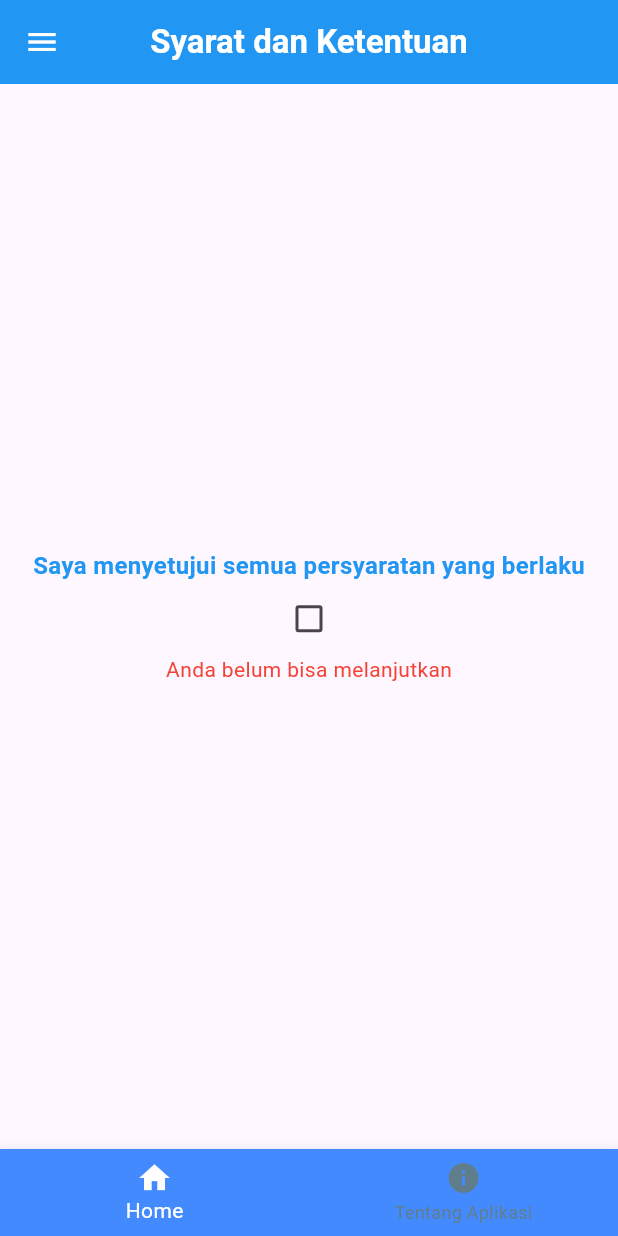
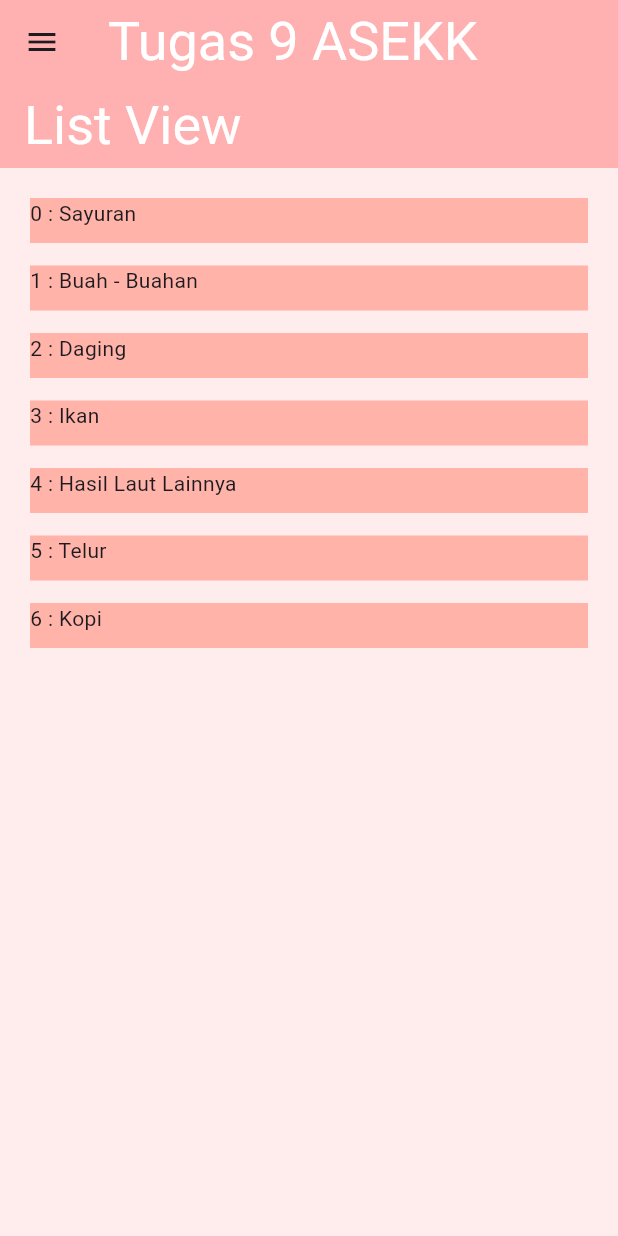
Before and after one commit to yauwwork/wahyu_belajar_flutter, a Flutter app: the screen it shows after launch, on a phone screen of 412 x 824 dp. Run offline on Flutter 3.47's test engine with Material 3 defaults, Android fonts, the phone set to English and light mode, and no system bars.

Commit message:
tugas9flutter

```diff
--- a/lib/main.dart
+++ b/lib/main.dart
@@ -6,6 +6,7 @@ import 'package:wahyu_belajar_flutter/tugas7dan8flutter/datepicker.dart';
 import 'package:wahyu_belajar_flutter/tugas7dan8flutter/timepicker.dart';
 import 'package:wahyu_belajar_flutter/tugas7dan8flutter/tugas7flutter.dart';
 import 'package:wahyu_belajar_flutter/tugas8flutter/home.dart';
+import 'package:wahyu_belajar_flutter/tugas9flutter/tugas9screen.dart';
 
 
 void main() {
@@ -38,7 +39,7 @@ class MyApp extends StatelessWidget {
         // tested with just a hot reload.
         colorScheme: .fromSeed(seedColor: Colors.deepPurple),
       ),
-      home: Home8(),
+      home: Tugas9Screen(),
     );
   }
 }
--- /dev/null
+++ b/lib/tugas9flutter/list9.dart
@@ -0,0 +1,44 @@
+import 'package:flutter/material.dart';
+
+class ListT9 extends StatelessWidget {
+  ListT9({super.key});
+
+  final List<String> kategoriProduk = [
+    "Sayuran",
+    "Buah - Buahan",
+    "Daging",
+    "Ikan",
+    "Hasil Laut Lainnya",
+    "Telur",
+    "Kopi",
+  ];
+
+  @override
+  Widget build(BuildContext context) {
+    return Scaffold(
+     backgroundColor: Color.fromARGB(255, 255, 237, 237),
+      appBar: AppBar(
+        backgroundColor: Color.fromARGB(255, 255, 176, 176),
+        title: Text("List View",
+        style: TextStyle(
+          fontSize: 36,
+          color: Colors.white
+        ),
+        ),
+      ),
+
+      body:ListView.builder(
+        padding: EdgeInsets.all(20),
+        itemCount: kategoriProduk.length,
+        itemBuilder: (BuildContext context, int index) {
+          return Container(
+            margin: EdgeInsets.only(bottom: 15),
+            height: 30,
+            color: Color.fromARGB(255, 255, 179, 169),
+            child: Text("$index : ${kategoriProduk[index]}"),
+          );
+        },
+      ),
+    );
+  }
+}
--- /dev/null
+++ b/lib/tugas9flutter/tugas9screen.dart
@@ -0,0 +1,125 @@
+import 'package:flutter/material.dart';
+import 'package:wahyu_belajar_flutter/tugas9flutter/list9.dart';
+import 'package:wahyu_belajar_flutter/tugas9flutter/map9.dart';
+import 'package:wahyu_belajar_flutter/tugas9flutter/model9.dart';
+
+class Tugas9Screen extends StatefulWidget {
+  const Tugas9Screen({super.key});
+
+  @override
+  State<Tugas9Screen> createState() => _Tugas9ScreenState();
+}
+
+class _Tugas9ScreenState extends State<Tugas9Screen> {
+  int _currentindex = 0;
+  final GlobalKey<ScaffoldState> _scaffoldKey = GlobalKey<ScaffoldState>();
+
+  void ontapItem(int index) {
+    _currentindex = index;
+    setState(() {});
+  }
+
+  void ontapItemDrawer(int index) {
+    _currentindex = index;
+    setState(() {});
+    Navigator.pop(context);
+  }
+
+  static List<Widget> listWidget = [
+    ListT9(),
+    MapT9(),
+    ModelT9()
+  ];
+
+
+  @override
+  Widget build(BuildContext context) {
+    return Scaffold(
+      backgroundColor: Color.fromARGB(255, 255, 237, 237),
+      appBar: AppBar(
+        backgroundColor: Color.fromARGB(255, 255, 176, 176),
+        title: Text("Tugas 9 ASEKK",
+        style: TextStyle(
+          fontSize: 36,
+          color: Colors.white
+        ),
+        ),
+      ),
+      drawer: Drawer(
+        child: ListView(
+          padding: EdgeInsets.zero,
+          children: [
+            DrawerHeader(
+              decoration: BoxDecoration(
+                color: Color.fromARGB(255, 255, 209, 209)
+              ),
+              child: Row(
+                children: [
+                  CircleAvatar(
+                    radius: 40,
+                    backgroundImage: NetworkImage(
+                      "https://i.pinimg.com/736x/24/57/c2/2457c28d8e490fcff5be25ecf3ec7bf5.jpg",
+                  )
+              ),
+              SizedBox(height: 15),
+              Column(
+              crossAxisAlignment: CrossAxisAlignment.start,
+              mainAxisAlignment: MainAxisAlignment.center,
+              children: [
+                Text(
+                  "Tugas 9 Flutter",
+                  style: TextStyle(
+                    fontSize: 18,
+                    fontWeight: FontWeight.bold
+                  ),
+                ),
+                Text(
+                  "List Model"
+                )
+              ],
+              ),
+              ],
+              )),
+
+              ListTile(
+                leading: Icon(
+                  Icons.check_box_rounded),
+                title: Text(
+                  "List",
+                  style: TextStyle(
+                    fontSize: 16
+                  ),
+                  ),
+                  onTap: () => ontapItemDrawer(0),
+              ),
+
+              ListTile(
+                leading: Icon(
+                  Icons.check_box_rounded),
+                title: Text(
+                  "List Map",
+                  style: TextStyle(
+                    fontSize: 16
+                  ),
+                  ),
+                  onTap: () => ontapItemDrawer(1),
+              ),
+
+              ListTile(
+                leading: Icon(
+                  Icons.check_box_rounded),
+                title: Text(
+                  "Model",
+                  style: TextStyle(
+                    fontSize: 16
+                  ),
+                  ),
+                  onTap: () => ontapItemDrawer(2),
+              ),
+          ],
+        ),
+      ),
+       body: listWidget[_currentindex],
+    );
+  }
+}
```
Also changed, not shown: lib/tugas9flutter/data.dart (added, +33 -0 lines), lib/tugas9flutter/data.json (added, +116 -0 lines), lib/tugas9flutter/datapenjual.dart (added, +118 -0 lines), lib/tugas9flutter/map9.dart (added, +87 -0 lines), lib/tugas9flutter/model9.dart (added, +43 -0 lines).
